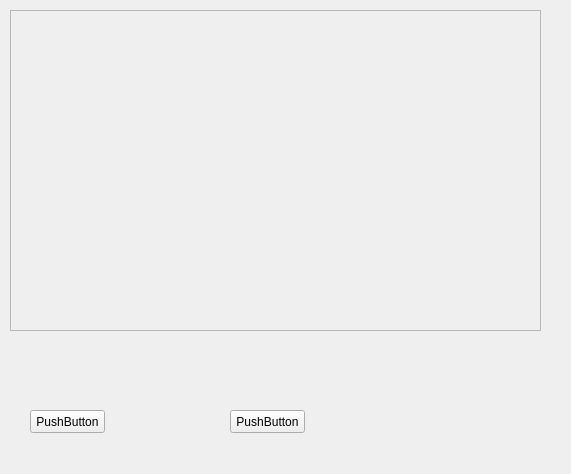
This is src/ui/uas/UASQuickViewItemSelect.ui in mavlink/qgroundcontrol as Qt 5 draws it before an edit. The edited form follows.
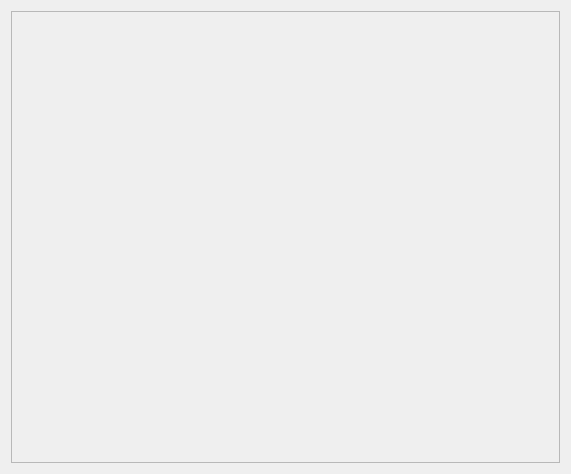
This is the edited form.

Commit message: Change so UASQuickViewItemSelect widget no longer has extra buttons

The edit to the form file:
```diff
--- a/src/ui/uas/UASQuickViewItemSelect.ui
+++ b/src/ui/uas/UASQuickViewItemSelect.ui
@@ -13,41 +13,9 @@
   <property name="windowTitle">
    <string>Form</string>
   </property>
-  <widget class="QPushButton" name="pushButton">
-   <property name="geometry">
-    <rect>
-     <x>30</x>
-     <y>410</y>
-     <width>75</width>
-     <height>23</height>
-    </rect>
-   </property>
-   <property name="text">
-    <string>PushButton</string>
-   </property>
-  </widget>
-  <widget class="QPushButton" name="pushButton_2">
-   <property name="geometry">
-    <rect>
-     <x>230</x>
-     <y>410</y>
-     <width>75</width>
-     <height>23</height>
-    </rect>
-   </property>
-   <property name="text">
-    <string>PushButton</string>
-   </property>
-  </widget>
+  <layout class="QVBoxLayout" name="verticalLayout">
+   <item>
   <widget class="QScrollArea" name="scrollArea">
-   <property name="geometry">
-    <rect>
-     <x>10</x>
-     <y>10</y>
-     <width>531</width>
-     <height>321</height>
-    </rect>
-   </property>
    <property name="widgetResizable">
     <bool>true</bool>
    </property>
@@ -56,8 +24,8 @@
      <rect>
       <x>0</x>
       <y>0</y>
-      <width>529</width>
-      <height>319</height>
+        <width>551</width>
+        <height>454</height>
      </rect>
     </property>
     <layout class="QHBoxLayout" name="horizontalLayout">
@@ -67,6 +35,8 @@
     </layout>
    </widget>
   </widget>
+   </item>
+  </layout>
  </widget>
  <resources/>
  <connections/>
```
Lines whose indentation alone changed are shown as unchanged.
